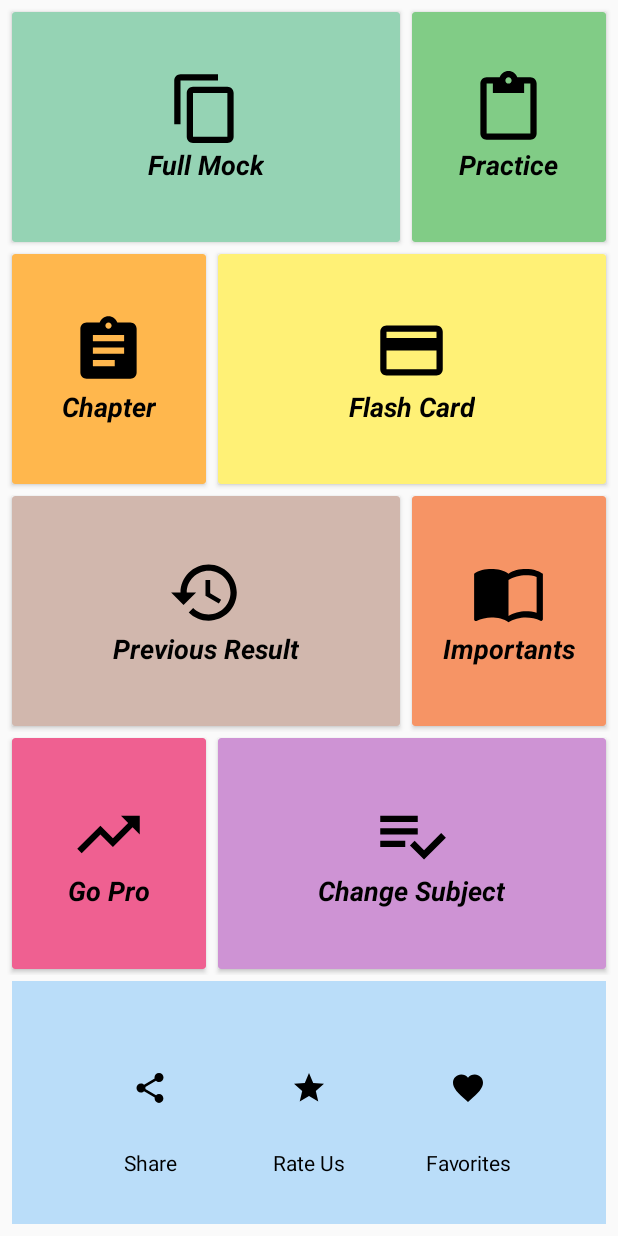
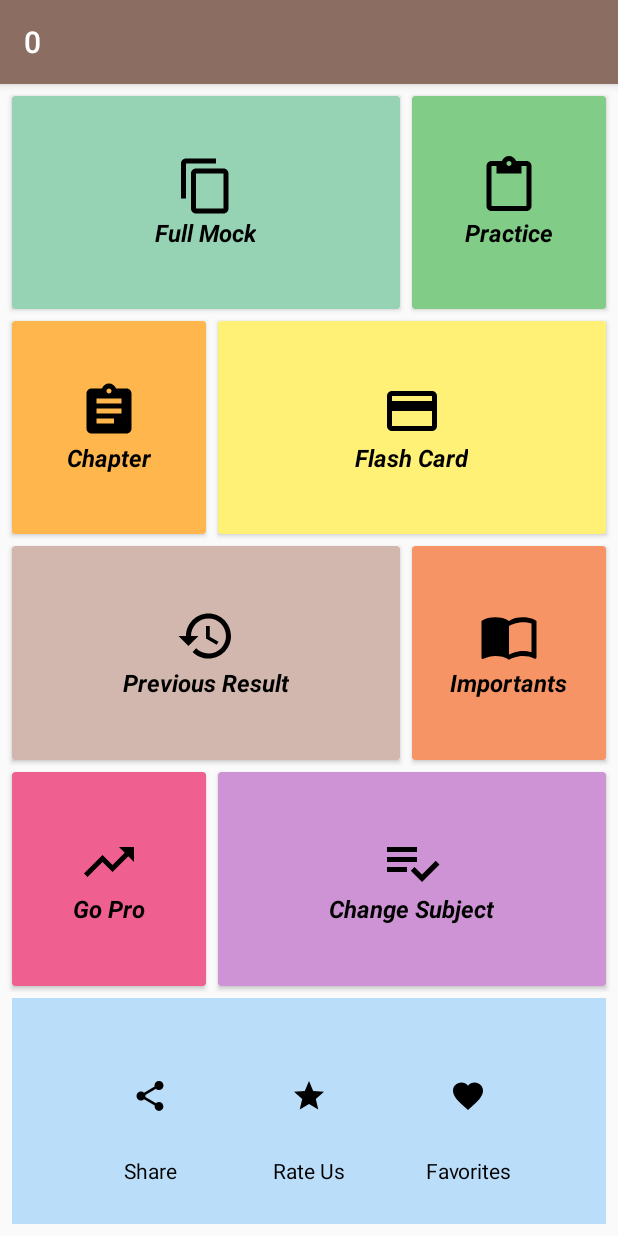
Before and after one commit to ShaQib07/QuizApp, an Android app: the Dashboard screen opened directly, with no data from a screen before it, on a phone screen of 412 x 824 dp. Run offline under Robolectric (Android 15) with nearby library versions, the phone set to English and light mode, and no system bars; our stand-ins replace AdMob; libraries missing offline, so code that uses them is left out: io.realm; 2 statements that could not run were skipped.

```diff
--- a/app/src/main/AndroidManifest.xml
+++ b/app/src/main/AndroidManifest.xml
@@ -35,8 +35,7 @@
             android:theme="@style/Theme.AppCompat.Light.NoActionBar" />
         <activity android:name=".FullMock" />
         <activity
-            android:name=".Dashboard"
-            android:theme="@style/Theme.AppCompat.Light.NoActionBar" />
+            android:name=".Dashboard" />
         <activity
             android:name=".LocSub"
             android:theme="@style/Theme.AppCompat.Light.NoActionBar" />
--- a/app/src/main/java/com/shakib/bdlabit/pmpquizprep/Answer.java
+++ b/app/src/main/java/com/shakib/bdlabit/pmpquizprep/Answer.java
@@ -54,6 +54,7 @@ public class Answer extends AppCompatActivity implements NavigationView.OnNaviga
         realm = Realm.getDefaultInstance();
         mockupNo = getIntent().getStringExtra("mockupNo");
         subName = SharePreferenceSingleton.getInstance(getApplicationContext()).getString("subject");
+        setTitle(subName);
 
         back = findViewById(R.id.back_btn);
 
--- a/app/src/main/java/com/shakib/bdlabit/pmpquizprep/Chapter.java
+++ b/app/src/main/java/com/shakib/bdlabit/pmpquizprep/Chapter.java
@@ -20,6 +20,7 @@ import com.google.android.gms.ads.MobileAds;
 import com.google.android.material.navigation.NavigationView;
 import com.shakib.bdlabit.pmpquizprep.Adapter.ListAdapter;
 import com.shakib.bdlabit.pmpquizprep.Adapter.MockAdapter;
+import com.shakib.bdlabit.pmpquizprep.Utils.SharePreferenceSingleton;
 
 import java.util.ArrayList;
 import java.util.Objects;
@@ -34,11 +35,15 @@ public class Chapter extends AppCompatActivity implements NavigationView.OnNavig
     public RecyclerView.LayoutManager layoutManager;
 
     ArrayList<String> arrayList;
+    String subName;
 
     @Override
     protected void onCreate(Bundle savedInstanceState) {
         super.onCreate(savedInstanceState);
         setContentView(R.layout.activity_chapter);
+
+        subName = SharePreferenceSingleton.getInstance(getApplicationContext()).getString("subject");
+        setTitle(subName);
 
         drawerLayout = findViewById(R.id.drawerLayout);
         navigationView = findViewById(R.id.navigation);
--- a/app/src/main/java/com/shakib/bdlabit/pmpquizprep/Dashboard.java
+++ b/app/src/main/java/com/shakib/bdlabit/pmpquizprep/Dashboard.java
@@ -33,6 +33,7 @@ public class Dashboard extends AppCompatActivity {
         dbRepo = new DBRepo(realm);
 
         String subName = SharePreferenceSingleton.getInstance(getApplicationContext()).getString("subject");
+        setTitle(subName);
         setUpOnClickListener();
         showAds();
 
--- a/app/src/main/java/com/shakib/bdlabit/pmpquizprep/Favorite.java
+++ b/app/src/main/java/com/shakib/bdlabit/pmpquizprep/Favorite.java
@@ -49,6 +49,7 @@ public class Favorite extends AppCompatActivity implements NavigationView.OnNavi
         realm = Realm.getDefaultInstance();
         dbRepo = new DBRepo(realm);
         subName = SharePreferenceSingleton.getInstance(getApplicationContext()).getString("subject");
+        setTitle(subName);
         favourites = new RealmList<>();
 
         drawerLayout = findViewById(R.id.drawerLayout);
--- a/app/src/main/java/com/shakib/bdlabit/pmpquizprep/FlashCardActivity.java
+++ b/app/src/main/java/com/shakib/bdlabit/pmpquizprep/FlashCardActivity.java
@@ -54,6 +54,7 @@ public class FlashCardActivity extends AppCompatActivity implements NavigationVi
         realm = Realm.getDefaultInstance();
         dbRepo = new DBRepo(realm);
         subName = SharePreferenceSingleton.getInstance(getApplicationContext()).getString("subject");
+        setTitle(subName);
 
         drawerLayout = findViewById(R.id.drawerLayout);
         navigationView = findViewById(R.id.navigation);
--- a/app/src/main/java/com/shakib/bdlabit/pmpquizprep/FullMock.java
+++ b/app/src/main/java/com/shakib/bdlabit/pmpquizprep/FullMock.java
@@ -53,6 +53,7 @@ public class FullMock extends AppCompatActivity implements NavigationView.OnNavi
         realm = Realm.getDefaultInstance();
         dbRepo = new DBRepo(realm);
         subName = SharePreferenceSingleton.getInstance(getApplicationContext()).getString("subject");
+        setTitle(subName);
 
         drawerLayout = findViewById(R.id.drawerLayout);
         navigationView = findViewById(R.id.navigation);
--- a/app/src/main/java/com/shakib/bdlabit/pmpquizprep/ImportantLink.java
+++ b/app/src/main/java/com/shakib/bdlabit/pmpquizprep/ImportantLink.java
@@ -7,13 +7,18 @@ import android.os.Bundle;
 import com.google.android.gms.ads.AdRequest;
 import com.google.android.gms.ads.AdView;
 import com.google.android.gms.ads.MobileAds;
+import com.shakib.bdlabit.pmpquizprep.Utils.SharePreferenceSingleton;
 
 public class ImportantLink extends AppCompatActivity {
 
+    String subName;
     @Override
     protected void onCreate(Bundle savedInstanceState) {
         super.onCreate(savedInstanceState);
         setContentView(R.layout.activity_important_link);
+
+        subName = SharePreferenceSingleton.getInstance(getApplicationContext()).getString("subject");
+        setTitle(subName);
 
         showAds();
     }
--- a/app/src/main/java/com/shakib/bdlabit/pmpquizprep/PracticeActivity.java
+++ b/app/src/main/java/com/shakib/bdlabit/pmpquizprep/PracticeActivity.java
@@ -54,6 +54,7 @@ public class PracticeActivity extends AppCompatActivity implements NavigationVie
         realm = Realm.getDefaultInstance();
         dbRepo = new DBRepo(realm);
         subName = SharePreferenceSingleton.getInstance(getApplicationContext()).getString("subject");
+        setTitle(subName);
 
         drawerLayout = findViewById(R.id.drawerLayout);
         navigationView = findViewById(R.id.navigation);
--- a/app/src/main/java/com/shakib/bdlabit/pmpquizprep/PreviousResult.java
+++ b/app/src/main/java/com/shakib/bdlabit/pmpquizprep/PreviousResult.java
@@ -47,6 +47,7 @@ public class PreviousResult extends AppCompatActivity implements NavigationView.
         realm = Realm.getDefaultInstance();
         dbRepo = new DBRepo(realm);
         subName = SharePreferenceSingleton.getInstance(getApplicationContext()).getString("subject");
+        setTitle(subName);
         mockUpName = new RealmList<>();
 
         drawerLayout = findViewById(R.id.drawerLayout);
--- a/app/src/main/java/com/shakib/bdlabit/pmpquizprep/Result.java
+++ b/app/src/main/java/com/shakib/bdlabit/pmpquizprep/Result.java
@@ -47,6 +47,7 @@ public class Result extends AppCompatActivity implements NavigationView.OnNaviga
     PieChart pieChart;
     Button seeAnswer;
     String mockupNo;
+    String subName;
     public static void startResult(Activity activity, int right, int wrong, String mockUpName){
 
         Intent intent = new Intent(activity, Result.class);
@@ -62,6 +63,9 @@ public class Result extends AppCompatActivity implements NavigationView.OnNaviga
     protected void onCreate(Bundle savedInstanceState) {
         super.onCreate(savedInstanceState);
         setContentView(R.layout.activity_result);
+
+        subName = SharePreferenceSingleton.getInstance(getApplicationContext()).getString("subject");
+        setTitle(subName);
 
         drawerLayout = findViewById(R.id.drawerLayout);
         navigationView = findViewById(R.id.navigation);
--- a/app/src/main/res/layout/activity_answer.xml
+++ b/app/src/main/res/layout/activity_answer.xml
@@ -15,7 +15,10 @@
             android:id="@+id/answer_list"
             android:layout_width="match_parent"
             android:layout_height="wrap_content"
-            android:layout_margin="16dp"/>
+            android:layout_marginTop="16dp"
+            android:layout_marginStart="16dp"
+            android:layout_marginEnd="16dp"
+            android:layout_marginBottom="100dp"/>
 
         <Button
             android:id="@+id/back_btn"
--- a/app/src/main/res/layout/activity_dashboard.xml
+++ b/app/src/main/res/layout/activity_dashboard.xml
@@ -33,8 +33,8 @@
                 android:gravity="center">
 
                 <ImageView
-                    android:layout_width="50dp"
-                    android:layout_height="50dp"
+                    android:layout_width="40dp"
+                    android:layout_height="40dp"
                     android:src="@drawable/ic_content_copy_black_24dp"/>
 
                 <TextView
@@ -43,7 +43,7 @@
                     android:text="Full Mock"
                     android:textColor="@color/black"
                     android:textStyle="bold|italic"
-                    android:textSize="18sp"/>
+                    android:textSize="16sp"/>
 
             </LinearLayout>
 
@@ -65,8 +65,8 @@
                 android:gravity="center">
 
                 <ImageView
-                    android:layout_width="50dp"
-                    android:layout_height="50dp"
+                    android:layout_width="40dp"
+                    android:layout_height="40dp"
                     android:src="@drawable/ic_content_paste_black_24dp"/>
 
                 <TextView
@@ -75,7 +75,7 @@
                     android:text="Practice"
                     android:textColor="@color/black"
                     android:textStyle="bold|italic"
-                    android:textSize="18sp"/>
+                    android:textSize="16sp"/>
 
             </LinearLayout>
 
@@ -106,8 +106,8 @@
                 android:gravity="center">
 
                 <ImageView
-                    android:layout_width="50dp"
-                    android:layout_height="50dp"
+                    android:layout_width="40dp"
+                    android:layout_height="40dp"
                     android:src="@drawable/ic_assignment_black_24dp"/>
 
                 <TextView
@@ -116,7 +116,7 @@
                     android:text="Chapter"
                     android:textColor="@color/black"
                     android:textStyle="bold|italic"
-                    android:textSize="18sp"/>
+                    android:textSize="16sp"/>
 
             </LinearLayout>
 
@@ -138,8 +138,8 @@
                 android:gravity="center">
 
                 <ImageView
-                    android:layout_width="50dp"
-                    android:layout_height="50dp"
+                    android:layout_width="40dp"
+                    android:layout_height="40dp"
                     android:src="@drawable/ic_credit_card_black_24dp"/>
 
                 <TextView
@@ -148,7 +148,7 @@
                     android:text="Flash Card"
                     android:textColor="@color/black"
                     android:textStyle="bold|italic"
-                    android:textSize="18sp"/>
+                    android:textSize="16sp"/>
 
             </LinearLayout>
 
@@ -180,8 +180,8 @@
                 android:gravity="center">
 
                 <ImageView
-                    android:layout_width="50dp"
-                    android:layout_height="50dp"
+                    android:layout_width="40dp"
+                    android:layout_height="40dp"
                     android:src="@drawable/ic_restore_black_24dp"/>
 
                 <TextView
@@ -190,7 +190,7 @@
                     android:text="Previous Result"
                     android:textColor="@color/black"
                     android:textStyle="bold|italic"
-                    android:textSize="18sp"/>
+                    android:textSize="16sp"/>
 
             </LinearLayout>
 
@@ -212,8 +212,8 @@
                 android:gravity="center">
 
                 <ImageView
-                    android:layout_width="50dp"
-                    android:layout_height="50dp"
+                    android:layout_width="40dp"
+                    android:layout_height="40dp"
                     android:src="@drawable/ic_import_contacts_black_24dp"/>
 
                 <TextView
@@ -222,7 +222,7 @@
                     android:text="Importants"
                     android:textColor="@color/black"
                     android:textStyle="bold|italic"
-                    android:textSize="18sp"/>
+                    android:textSize="16sp"/>
 
             </LinearLayout>
 
@@ -253,8 +253,8 @@
                 android:gravity="center">
 
                 <ImageView
-                    android:layout_width="50dp"
-                    android:layout_height="50dp"
+                    android:layout_width="40dp"
+                    android:layout_height="40dp"
                     android:src="@drawable/ic_trending_up_black_24dp"/>
                 <TextView
                     android:layout_width="wrap_content"
@@ -262,7 +262,7 @@
                     android:text="Go Pro"
                     android:textColor="@color/black"
                     android:textStyle="bold|italic"
-                    android:textSize="18sp"/>
+                    android:textSize="16sp"/>
 
             </LinearLayout>
 
@@ -284,8 +284,8 @@
                 android:gravity="center">
 
                 <ImageView
-                    android:layout_width="50dp"
-                    android:layout_height="50dp"
+                    android:layout_width="40dp"
+                    android:layout_height="40dp"
                     android:src="@drawable/ic_playlist_add_check_black_24dp"/>
 
                 <TextView
@@ -294,7 +294,7 @@
                     android:text="Change Subject"
                     android:textColor="@color/black"
                     android:textStyle="bold|italic"
-                    android:textSize="18sp"/>
+                    android:textSize="16sp"/>
 
             </LinearLayout>
 
--- a/app/src/main/res/layout/activity_loc_sub.xml
+++ b/app/src/main/res/layout/activity_loc_sub.xml
@@ -24,7 +24,7 @@
         android:id="@+id/sub_list"
         android:layout_width="match_parent"
         android:layout_height="0dp"
-        android:layout_weight="7"/>
+        android:layout_weight="7" />
 
     <com.google.android.gms.ads.AdView
         xmlns:ads="http://schemas.android.com/apk/res-auto"
```
Also changed, not shown: app/src/main/java/com/shakib/bdlabit/pmpquizprep/FlashCard.java (+13 -1 lines), app/src/main/java/com/shakib/bdlabit/pmpquizprep/MockTest.java (+13 -0 lines), app/src/main/java/com/shakib/bdlabit/pmpquizprep/Practice.java (+11 -1 lines), app/src/main/res/layout/activity_mock_test.xml (+11 -11 lines).
